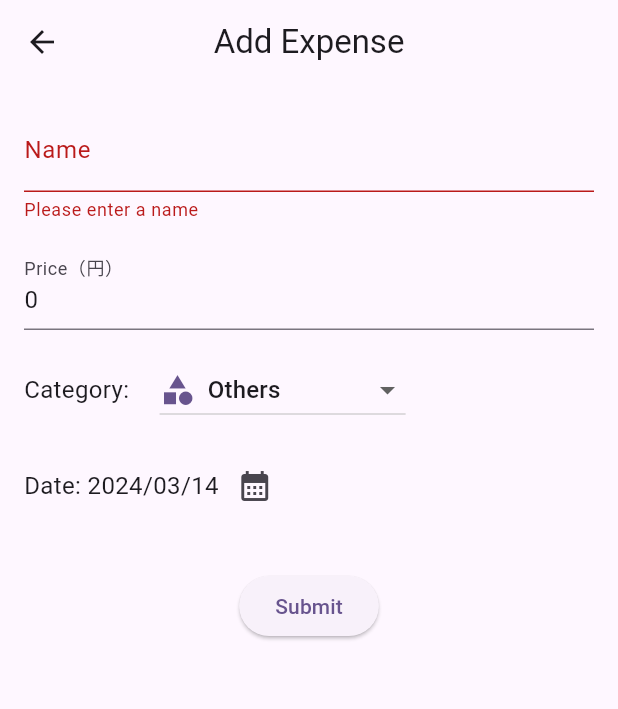
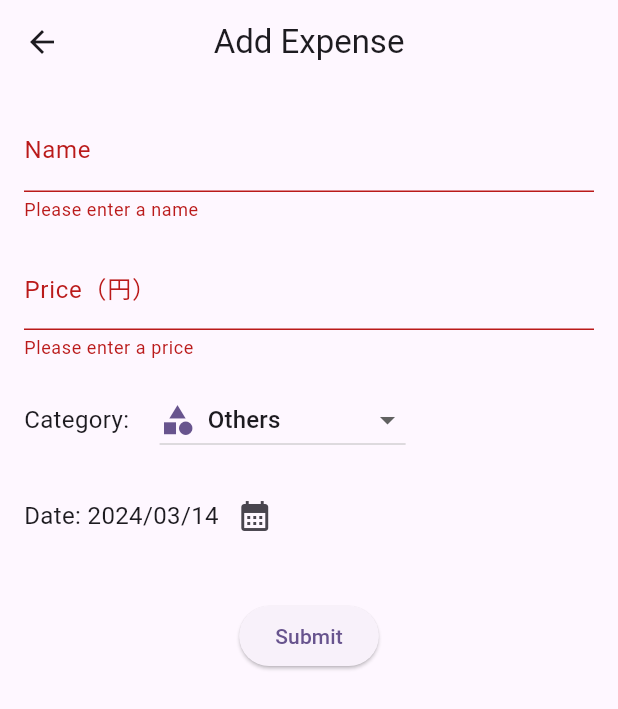
Before and after one commit to jackbaihaochen/my_expense_tracker_flutter, a Flutter app: the UpsertExpenseScreen screen opened directly, after a tap on "Submit", on a phone screen of 412 x 824 dp. Shown: the top 709 px of the screen. Run offline on Flutter 3.47's test engine with Material 3 defaults, Android fonts, the phone set to English and light mode, and no system bars; our stand-ins replace cloud_firestore, firebase_auth, firebase_core, flutter_riverpod, flutter_slidable; accounts and stored records are empty.

Commit message:
Fix bug in expense amount input validation

```diff
--- a/my_expense_tracker/lib/screens/upsert_expense_screen.dart
+++ b/my_expense_tracker/lib/screens/upsert_expense_screen.dart
@@ -26,7 +26,7 @@ class UpsertExpenseScreenState extends ConsumerState<UpsertExpenseScreen> {
   final _formKey = GlobalKey<FormState>();
   String _id = '';
   String _title = '';
-  int _amount = 0;
+  String _amount = '';
   DateTime _pickedDate = DateTime.now();
   CategoryModel _selectedCategory = othersCategory;
 
@@ -60,7 +60,7 @@ class UpsertExpenseScreenState extends ConsumerState<UpsertExpenseScreen> {
       final expense = ExpenseModel(
         id: _id == '' ? uuid.v4() : _id,
         title: _title,
-        amount: _amount,
+        amount: int.parse(_amount),
         category: _selectedCategory,
         date: _pickedDate,
         updatedAt: now,
@@ -86,7 +86,7 @@ class UpsertExpenseScreenState extends ConsumerState<UpsertExpenseScreen> {
     if (widget.expenseRecord != null) {
       final expense = widget.expenseRecord!;
       _title = expense.title;
-      _amount = expense.amount;
+      _amount = '${expense.amount}';
       _pickedDate = expense.date;
       _selectedCategory = expense.category;
       _id = expense.id;
@@ -137,7 +137,7 @@ class UpsertExpenseScreenState extends ConsumerState<UpsertExpenseScreen> {
                 keyboardType: TextInputType.number,
                 onChanged: (value) {
                   setState(() {
-                    _amount = int.parse(value);
+                    _amount = value;
                   });
                 },
                 validator: (value) {
--- a/my_expense_tracker/lib/utils.dart
+++ b/my_expense_tracker/lib/utils.dart
@@ -27,11 +27,6 @@ String getUserUid() {
   return userUid;
 }
 
-// Icons
-IconData codePointToIcon(int codePoint) {
-  return IconData(codePoint, fontFamily: 'MaterialIcons');
-}
-
 // Show SnackBar
 void showSnackBar(BuildContext context, String message) {
   ScaffoldMessenger.of(context).clearSnackBars();
```
Also changed, not shown: my_expense_tracker/lib/models/category_model.dart (+6 -3 lines).
